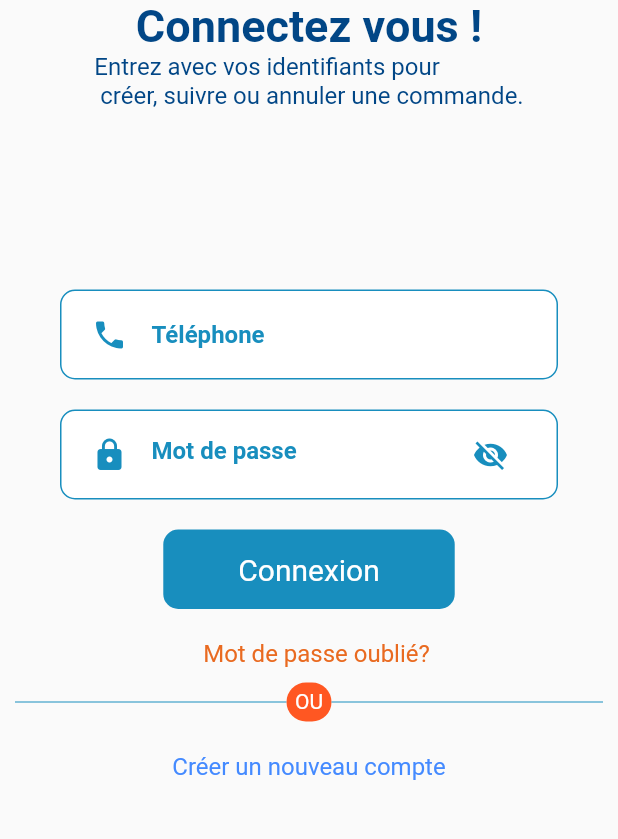
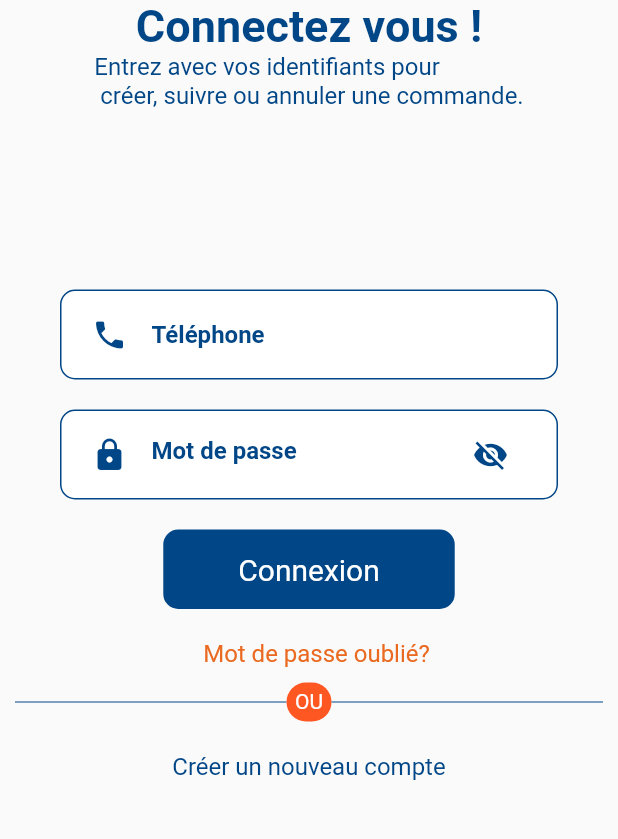
Before and after one commit to ivan-cesar/karah, a Flutter app: the screen it shows after launch, after a tap on "SE CONNECTER", on a phone screen of 412 x 824 dp, the part 225-1064 px from its top. Run offline on Flutter 3.47's test engine with Material 2 defaults, Android fonts, the phone set to English and light mode, and no system bars; our stand-ins replace carousel_pro, cloud_firestore, curved_navigation_bar, firebase_auth, firebase_database, fluttertoast and 2 more; missing offline and left inert: commons, razorpay_flutter; accounts and stored records are empty; Roboto replaces fonts that are missing (Montserrat).

Commit message:
9éme: Correction au niveau du  login .

```diff
--- a/lib/apis/foodAPIs.dart
+++ b/lib/apis/foodAPIs.dart
@@ -43,7 +43,8 @@ login(User user, AuthNotifier authNotifier, BuildContext context) async {
   try {
     if (authResult != null) {
       FirebaseUser firebaseUser = authResult.user;
-      if (!firebaseUser.isEmailVerified) {
+      //TODO: Code de verification de email
+      /*if (!firebaseUser.isEmailVerified) {
         await FirebaseAuth.instance.signOut();
         pr.hide().then((isHidden) {
           print(isHidden);
@@ -51,7 +52,8 @@ login(User user, AuthNotifier authNotifier, BuildContext context) async {
         toast("Email ID not verified");
         return;
       }
-      else if (firebaseUser != null) {
+      else */
+      if (firebaseUser != null) {
         print("Log In: $firebaseUser");
         authNotifier.setUser(firebaseUser);
         await getUserDetails(authNotifier);
--- a/lib/screens/constants.dart
+++ b/lib/screens/constants.dart
@@ -12,7 +12,7 @@ const kPrimaryGradientColor = LinearGradient(
 const kSecondaryColor = Color(0xFF979797);
 const kTextColor = Color(0xFF757575);
 
-const kAnimationDuration = Duration(milliseconds: 200);
+const kAnimationDuration = Duration(milliseconds: 2);
 
 final headingStyle = TextStyle(
   fontSize: getProportionateScreenWidth(28),
--- a/lib/screens/login.dart
+++ b/lib/screens/login.dart
@@ -74,7 +74,7 @@ class _LoginPageState extends State<LoginPage> {
           padding: EdgeInsets.symmetric(horizontal: 20, vertical: 5),
           decoration: BoxDecoration(
             color: Colors.white,
-            border: Border.all(color: Color.fromRGBO(24, 142, 190, 1.0)),
+            border: Border.all(color: Color.fromRGBO(1, 70, 134, 1.0)),
             borderRadius: BorderRadius.circular(10),
           ),
           child: TextFormField(
@@ -86,17 +86,17 @@ class _LoginPageState extends State<LoginPage> {
             onSaved: (String value) {
               _user.phone = value;
             },
-            cursorColor: Color.fromRGBO(24, 142, 190, 1.0),
+            cursorColor: Color.fromRGBO(1, 70, 134, 1.0),
             decoration: InputDecoration(
               border: InputBorder.none,
               hintText: 'Téléphone',
               hintStyle: TextStyle(
                 fontWeight: FontWeight.bold,
-                color: Color.fromRGBO(24, 142, 190, 1.0),
+                color: Color.fromRGBO(1, 70, 134, 1.0),
               ),
               icon: Icon(
                 Icons.phone,
-                color: Color.fromRGBO(24, 142, 190, 1.0),
+                color: Color.fromRGBO(1, 70, 134, 1.0),
               ),
             ),
           ),
@@ -110,7 +110,7 @@ class _LoginPageState extends State<LoginPage> {
           padding: EdgeInsets.symmetric(horizontal: 20, vertical: 5),
           decoration: BoxDecoration(
             color: Colors.white,
-            border: Border.all(color: Color.fromRGBO(24, 142, 190, 1.0)),
+            border: Border.all(color: Color.fromRGBO(1, 70, 134, 1.0)),
             borderRadius: BorderRadius.circular(10),
           ),
           child: TextFormField(
@@ -123,12 +123,12 @@ class _LoginPageState extends State<LoginPage> {
               _user.password = value;
             },
             keyboardType: TextInputType.visiblePassword,
-            cursorColor: Color.fromRGBO(24, 142, 190, 1.0),
+            cursorColor: Color.fromRGBO(1, 70, 134, 1.0),
             decoration: InputDecoration(
               suffixIcon: IconButton(
                   icon: Icon(
                     (showPassword) ? Icons.visibility_off : Icons.visibility,
-                    color: Color.fromRGBO(24, 142, 190, 1.0),
+                    color: Color.fromRGBO(1, 70, 134, 1.0),
                   ),
                   onPressed: () {
                     setState(() {
@@ -139,11 +139,11 @@ class _LoginPageState extends State<LoginPage> {
               hintText: 'Mot de passe',
               hintStyle: TextStyle(
                 fontWeight: FontWeight.bold,
-                color: Color.fromRGBO(24, 142, 190, 1.0),
+                color: Color.fromRGBO(1, 70, 134, 1.0),
               ),
               icon: Icon(
                 Icons.lock,
-                color: Color.fromRGBO(24, 142, 190, 1.0),
+                color: Color.fromRGBO(1, 70, 134, 1.0),
               ),
             ),
           ),
@@ -185,7 +185,7 @@ class _LoginPageState extends State<LoginPage> {
           child: Container(
             padding: EdgeInsets.symmetric(horizontal: 50, vertical: 15),
             decoration: BoxDecoration(
-              color: Color.fromRGBO(24, 142, 190, 1.0),
+              color: Color.fromRGBO(1, 70, 134, 1.0),
               borderRadius: BorderRadius.circular(10),
             ),
             child: Text(
@@ -207,7 +207,7 @@ class _LoginPageState extends State<LoginPage> {
             Text(
               '',
               style: TextStyle(
-                color: Colors.blueAccent,
+                color: Color.fromRGBO(1, 70, 134, 1.0),
                 fontSize: 16,
               ),
             ),
@@ -241,7 +241,7 @@ class _LoginPageState extends State<LoginPage> {
         Row(children: <Widget>[
           Expanded(
               child: Divider(
-            color: Color.fromRGBO(24, 142, 190, 1.0),
+            color: Color.fromRGBO(1, 70, 134, 1.0),
             indent: 10,
           )),
           Container(
@@ -262,7 +262,7 @@ class _LoginPageState extends State<LoginPage> {
           ),
           Expanded(
               child: Divider(
-            color: Color.fromRGBO(24, 142, 190, 1.0),
+            color: Color.fromRGBO(1, 70, 134, 1.0),
             endIndent: 10,
           )),
         ]),
@@ -274,7 +274,7 @@ class _LoginPageState extends State<LoginPage> {
             Text(
               '',
               style: TextStyle(
-                color: Colors.blueAccent,
+                color: Color.fromRGBO(1, 70, 134, 1.0),
                 fontSize: 16,
               ),
             ),
@@ -293,7 +293,7 @@ class _LoginPageState extends State<LoginPage> {
                 child: Text(
                   'Créer un nouveau compte',
                   style: TextStyle(
-                      color: Colors.blueAccent,
+                      color: Color.fromRGBO(1, 70, 134, 1.0),
                       fontSize: 16,
                       fontWeight: FontWeight.normal),
                 ),
--- a/lib/screens/signup.dart
+++ b/lib/screens/signup.dart
@@ -1,5 +1,6 @@
 import 'package:canteen_food_ordering_app/apis/foodAPIs.dart';
 import 'package:canteen_food_ordering_app/notifiers/authNotifier.dart';
+import 'package:canteen_food_ordering_app/screens/constants.dart';
 import 'package:flutter/cupertino.dart';
 import 'package:flutter/material.dart';
 import 'package:canteen_food_ordering_app/models/user.dart';
@@ -281,7 +282,7 @@ class _SignupPageState extends State<SignupPage> {
           padding: EdgeInsets.symmetric(horizontal: 20, vertical: 5),
           decoration: BoxDecoration(
             border: Border.all(color: Color.fromRGBO(24, 142, 190, 1.0)),
-            color: Color.fromRGBO(1, 70, 134, 0.4196078431372549),
+            color: mPrimaryColor,
             borderRadius: BorderRadius.circular(10),
           ),
           child: TextFormField(
@@ -328,7 +329,7 @@ class _SignupPageState extends State<SignupPage> {
           padding: EdgeInsets.symmetric(horizontal: 20, vertical: 5),
           decoration: BoxDecoration(
             border: Border.all(color: Color.fromRGBO(24, 142, 190, 1.0)),
-            color: Color.fromRGBO(1, 70, 134, 0.4196078431372549),
+            color: mPrimaryColor,
             borderRadius: BorderRadius.circular(10),
           ),
           child: TextFormField(
--- a/lib/screens/splash_content.dart
+++ b/lib/screens/splash_content.dart
@@ -16,6 +16,7 @@ class SplashContent extends StatelessWidget {
   Widget build(BuildContext context) {
     return Column(
       children: <Widget>[
+        //SizedBox(height: ,),
         Spacer(),
         /*Text(
           "TOKOTO",
@@ -29,8 +30,8 @@ class SplashContent extends StatelessWidget {
           mainAxisAlignment: MainAxisAlignment.spaceEvenly,
           children: <Widget>[
             Container(
-              height: getProportionateScreenHeight(80.5),
-              width: getProportionateScreenWidth(80),
+              height: getProportionateScreenHeight(82.2),
+              width: getProportionateScreenWidth(82),
               decoration: BoxDecoration(
                   image: DecorationImage(
                       image:  new AssetImage("images/logo_karah.png"),
@@ -41,7 +42,7 @@ class SplashContent extends StatelessWidget {
             SizedBox(width: 50,),
             GestureDetector(
               child: Container(
-                padding: EdgeInsets.symmetric(horizontal: 20, vertical: 20),
+                padding: EdgeInsets.symmetric(horizontal: 20, vertical: 15),
                 decoration: BoxDecoration(
                   border: Border.all(
                       color: Color.fromRGBO(1, 70, 134, 1.0)),
```
